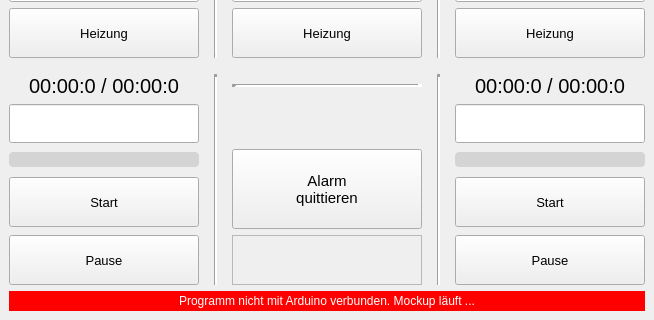
mvx-320/brewery_heating_control, file ui/interface.ui: the form before one commit; both pictures show x 0 to 654 and y 323 to 643 of the 654 by 643 pixel window.
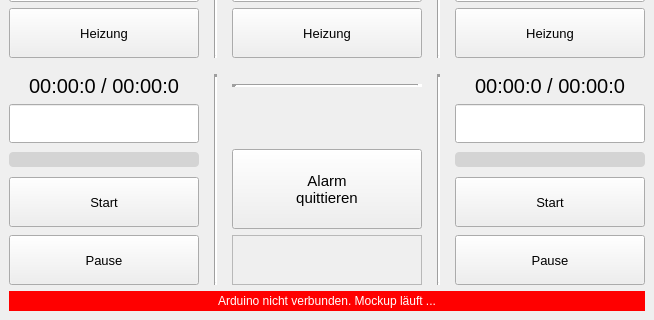
The form after the commit. Icons and pictures are not drawn.

Commit message: Downloaden QT Creator 13.0.2 and changed .ui for connetion status

What changed in the file:
```diff
--- a/ui/interface.ui
+++ b/ui/interface.ui
@@ -895,7 +895,7 @@
 </string>
         </property>
         <property name="text">
-         <string>Programm nicht mit Arduino verbunden. Mockup läuft ...</string>
+         <string>Arduino nicht verbunden. Mockup läuft ...</string>
         </property>
         <property name="alignment">
          <set>Qt::AlignmentFlag::AlignCenter</set>
```
Left out of the diff: 959 changed lines with no effect on the pictures. The commit also changes 2 other files.
